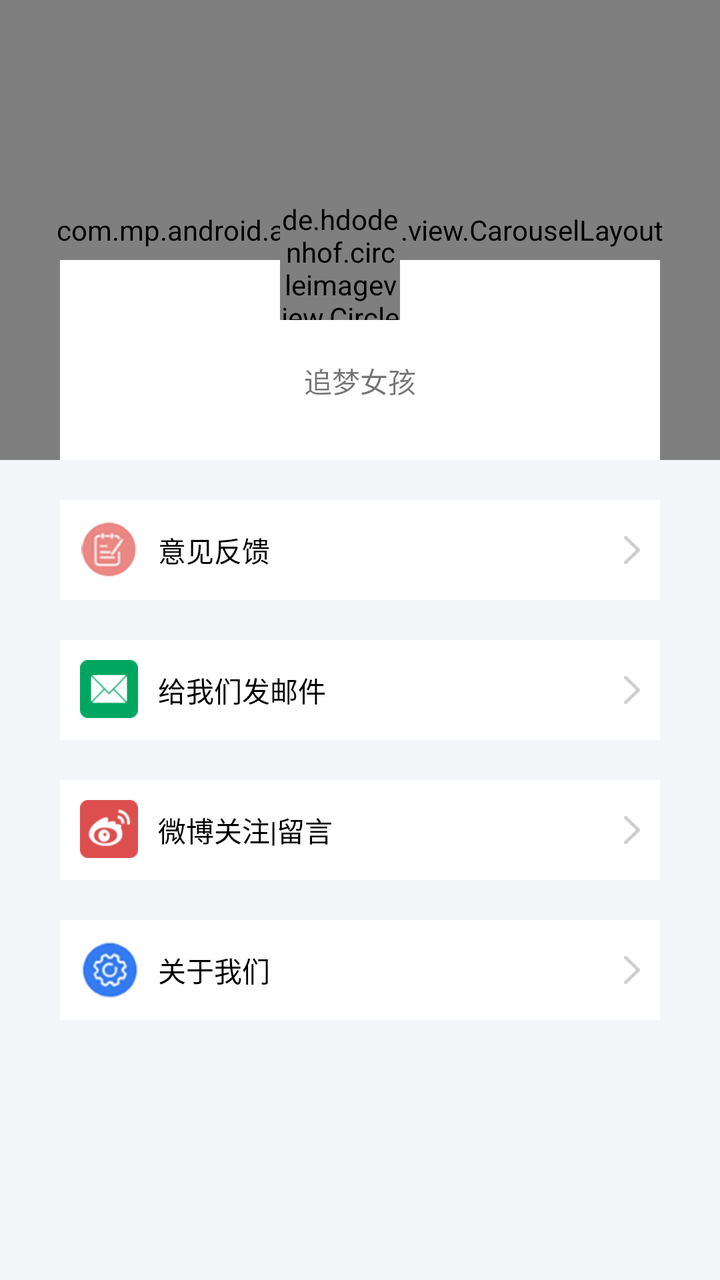
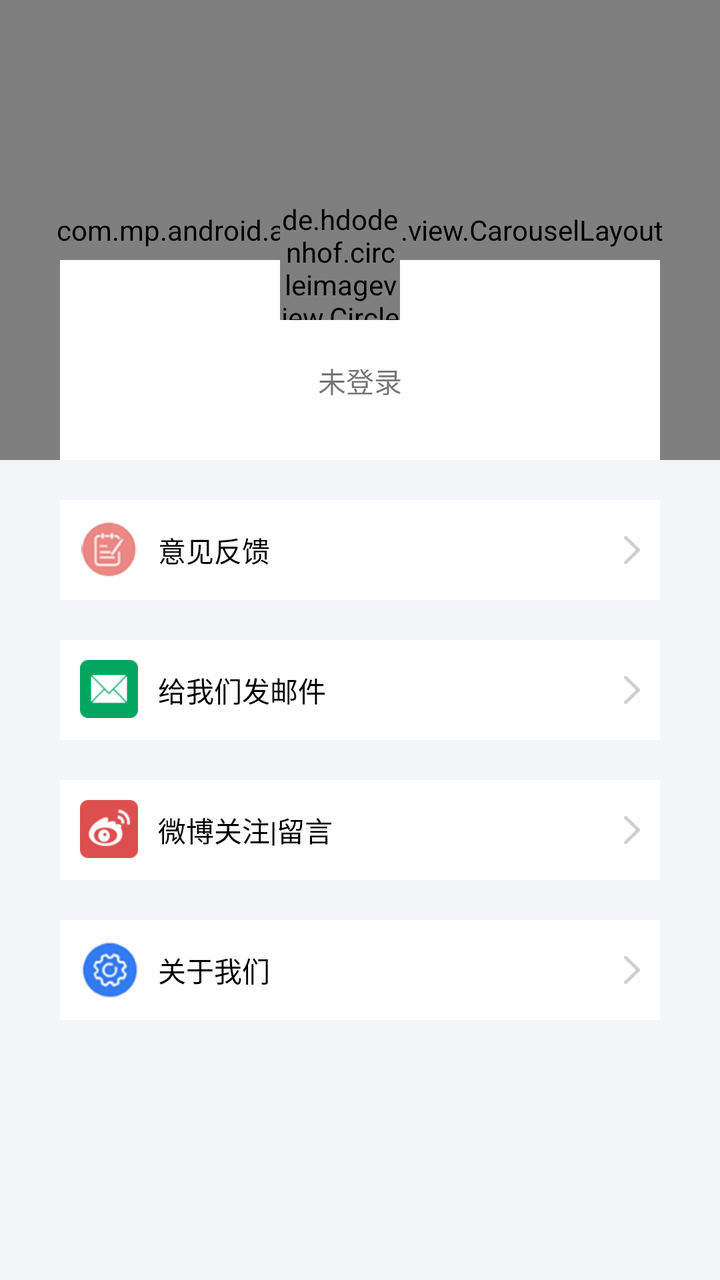

An Android layout rendered at two revisions. The XML below is the earlier revision; the diff shows what the commit changed to produce the second picture.
<!-- AndroidManifest.xml: application theme AppTheme -->
<!-- res/layout/person_fragment.xml -->
<?xml version="1.0" encoding="utf-8"?>
<FrameLayout xmlns:android="http://schemas.android.com/apk/res/android"
    android:layout_width="match_parent"
    android:layout_height="match_parent"
    android:background="#fff3f5f9">

    <com.mp.android.apps.main.view.CarouselLayout
        android:layout_width="match_parent"
        android:layout_height="230dp">

        <ImageView
            android:id="@+id/personImageView"
            android:layout_width="match_parent"
            android:layout_height="match_parent"
            android:scaleType="centerCrop" />
    </com.mp.android.apps.main.view.CarouselLayout>

    <LinearLayout
        android:layout_width="match_parent"
        android:layout_height="match_parent"
        android:layout_marginLeft="30dp"
        android:layout_marginTop="130dp"
        android:layout_marginRight="30dp"
        android:orientation="vertical">

        <LinearLayout
            android:layout_width="match_parent"
            android:layout_height="100dp"
            android:background="@color/colorWhite"
            android:orientation="vertical">

            <TextView
                android:layout_width="wrap_content"
                android:layout_height="wrap_content"
                android:layout_gravity="center_horizontal"
                android:layout_marginTop="50dp"
                android:text="追梦女孩" />
        </LinearLayout>

        <RelativeLayout
            android:id="@+id/yijianfankui"
            android:layout_width="fill_parent"
            android:layout_height="50dp"
            android:layout_marginTop="20dp"
            android:background="@color/white"

            android:paddingLeft="10.0dip"
            android:paddingTop="10.0dip"
            android:paddingRight="10.0dip"
            android:paddingBottom="10.0dip">

            <ImageView
                android:id="@+id/yijianfankui_image"
                android:layout_width="wrap_content"
                android:layout_height="wrap_content"
                android:layout_gravity="center"
                android:src="@drawable/yijianfankui" />

            <TextView
                android:layout_width="wrap_content"
                android:layout_height="wrap_content"
                android:layout_centerVertical="true"
                android:layout_marginLeft="10.0dip"
                android:layout_toRightOf="@id/yijianfankui_image"
                android:ellipsize="marquee"
                android:fadingEdge="horizontal"
                android:singleLine="true"
                android:text="意见反馈"
                android:textColor="@color/mtrl_chip_ripple_color" />

            <ImageView
                android:layout_width="wrap_content"
                android:layout_height="wrap_content"
                android:layout_alignParentRight="true"
                android:layout_centerVertical="true"
                android:src="@drawable/entry_arrow" />
        </RelativeLayout>

        <RelativeLayout
            android:id="@+id/maillayout"
            android:layout_width="fill_parent"
            android:layout_height="50dp"
            android:layout_marginTop="20dp"
            android:background="@color/white"

            android:paddingLeft="10.0dip"
            android:paddingTop="10.0dip"
            android:paddingRight="10.0dip"
            android:paddingBottom="10.0dip">

            <ImageView
                android:id="@+id/email_image"
                android:layout_width="wrap_content"
                android:layout_height="wrap_content"
                android:layout_gravity="center"
                android:src="@drawable/setting_email" />

            <TextView
                android:layout_width="wrap_content"
                android:layout_height="wrap_content"
                android:layout_centerVertical="true"
                android:layout_marginLeft="10.0dip"
                android:layout_toRightOf="@id/email_image"
                android:ellipsize="marquee"
                android:fadingEdge="horizontal"
                android:singleLine="true"
                android:text="给我们发邮件"
                android:textColor="@color/mtrl_chip_ripple_color" />

            <ImageView
                android:layout_width="wrap_content"
                android:layout_height="wrap_content"
                android:layout_alignParentRight="true"
                android:layout_centerVertical="true"
                android:src="@drawable/entry_arrow" />
        </RelativeLayout>

        <RelativeLayout
            android:id="@+id/weibo_sina"
            android:layout_width="fill_parent"
            android:layout_height="50dp"
            android:layout_marginTop="20dp"
            android:background="@color/white"

            android:paddingLeft="10.0dip"
            android:paddingTop="10.0dip"
            android:paddingRight="10.0dip"
            android:paddingBottom="10.0dip">

            <ImageView
                android:id="@+id/weibo_sina_image"
                android:layout_width="wrap_content"
                android:layout_height="wrap_content"
                android:layout_gravity="center"
                android:src="@drawable/setting_share_weibo_icon" />

            <TextView
                android:layout_width="wrap_content"
                android:layout_height="wrap_content"
                android:layout_centerVertical="true"
                android:layout_marginLeft="10.0dip"
                android:layout_toRightOf="@id/weibo_sina_image"
                android:ellipsize="marquee"
                android:fadingEdge="horizontal"
                android:singleLine="true"
                android:text="微博关注|留言"
                android:textColor="@color/mtrl_chip_ripple_color" />

            <ImageView
                android:layout_width="wrap_content"
                android:layout_height="wrap_content"
                android:layout_alignParentRight="true"
                android:layout_centerVertical="true"
                android:src="@drawable/entry_arrow" />
        </RelativeLayout>

        <RelativeLayout
            android:id="@+id/guanyuwomen"
            android:layout_width="fill_parent"
            android:layout_height="50dp"
            android:layout_marginTop="20dp"
            android:background="@color/white"
            android:paddingLeft="10.0dip"
            android:paddingTop="10.0dip"
            android:paddingRight="10.0dip"
            android:paddingBottom="10.0dip">

            <ImageView
                android:id="@+id/guanyuwomen_image"
                android:layout_width="wrap_content"
                android:layout_height="wrap_content"
                android:layout_gravity="center"
                android:background="@drawable/pianhaoshezhi" />

            <TextView
                android:layout_width="wrap_content"
                android:layout_height="wrap_content"
                android:layout_centerVertical="true"
                android:layout_marginLeft="10.0dip"
                android:layout_toRightOf="@id/guanyuwomen_image"
                android:ellipsize="marquee"
                android:fadingEdge="horizontal"
                android:singleLine="true"
                android:text="关于我们"
                android:textColor="@color/mtrl_chip_ripple_color" />

            <ImageView
                android:layout_width="wrap_content"
                android:layout_height="wrap_content"
                android:layout_alignParentRight="true"
                android:layout_centerVertical="true"
                android:src="@drawable/entry_arrow" />
        </RelativeLayout>

    </LinearLayout>

    <de.hdodenhof.circleimageview.CircleImageView
        android:id="@+id/mUserLogo"
        android:layout_width="60dp"
        android:layout_height="60dp"
        android:layout_gravity="center_horizontal"
        android:layout_marginTop="100dp"
        android:layout_marginRight="10dp"
        android:layout_toLeftOf="@+id/mImage1"
        android:src="@drawable/ic_camera_beauty" />

</FrameLayout>
<!-- resources referenced by this layout -->
<resources>
  <color name="colorWhite">#FFFFFFFF</color>
  <color name="mtrl_chip_ripple_color">#ff000000</color>
  <color name="white">#ffffffff</color>
  <!-- drawable entry_arrow: png bitmap (drawable-xhdpi, 396 bytes) -->
  <!-- drawable ic_camera_beauty: png bitmap (drawable-xhdpi, 1510 bytes) -->
  <!-- drawable pianhaoshezhi: png bitmap (drawable-xhdpi, 12502 bytes) -->
  <!-- drawable setting_email: png bitmap (drawable-xhdpi, 1143 bytes) -->
  <!-- drawable setting_share_weibo_icon: png bitmap (drawable-xhdpi, 2687 bytes) -->
  <!-- drawable yijianfankui: png bitmap (drawable-xhdpi, 10923 bytes) -->
  <style name="AppTheme" parent="Theme.AppCompat.Light.NoActionBar">
          
          <item name="colorPrimary">@color/colorPrimary</item>
          <item name="colorPrimaryDark">@color/white</item>
          <item name="colorAccent">@color/colorAccent</item>
          <item name="android:windowNoTitle">true</item>
          <item name="colorControlNormal">@color/blackOverlay</item>
          <item name="colorControlActivated">@color/abc_search_url_text_normal</item>
          <item name="android:windowFullscreen">true</item>
          <item name="android:windowIsTranslucent">true</item>
          <item name="android:windowTranslucentStatus">true</item>
          <item name="android:windowTranslucentNavigation">true</item>
      </style>
  <color name="colorPrimary">#ff3f51b5</color>
  <color name="colorAccent">#ffff4081</color>
  <color name="blackOverlay">#66000000</color>
  <color name="abc_search_url_text_normal">#ff7fa87f</color>
</resources>

<!-- the commit's change to res/layout/person_fragment.xml (unified diff, before → after) -->
@@ -9,7 +9,7 @@
         android:layout_height="230dp">
 
         <ImageView
-            android:id="@+id/personImageView"
+            android:id="@+id/person_backgroundImage"
             android:layout_width="match_parent"
             android:layout_height="match_parent"
             android:scaleType="centerCrop" />
@@ -24,17 +24,19 @@
         android:orientation="vertical">
 
         <LinearLayout
+            android:id="@+id/person_login_statu"
             android:layout_width="match_parent"
             android:layout_height="100dp"
             android:background="@color/colorWhite"
             android:orientation="vertical">
 
             <TextView
+                android:id="@+id/person_text"
                 android:layout_width="wrap_content"
                 android:layout_height="wrap_content"
                 android:layout_gravity="center_horizontal"
                 android:layout_marginTop="50dp"
-                android:text="追梦女孩" />
+                android:text="未登录" />
         </LinearLayout>
 
         <RelativeLayout
